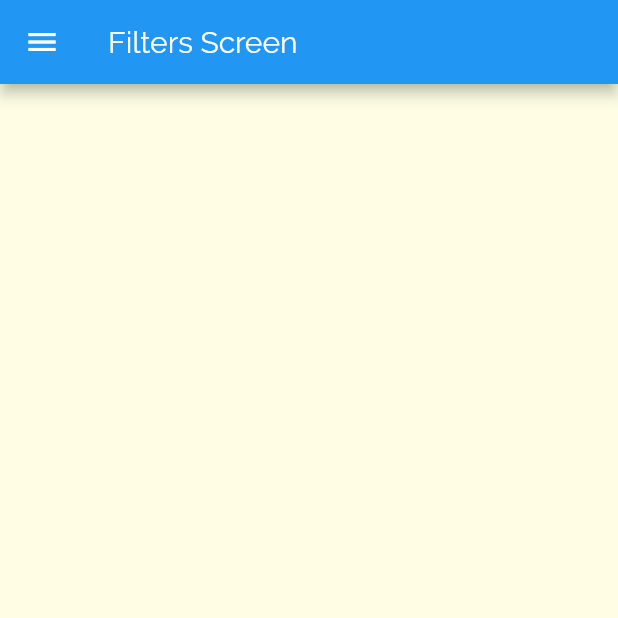
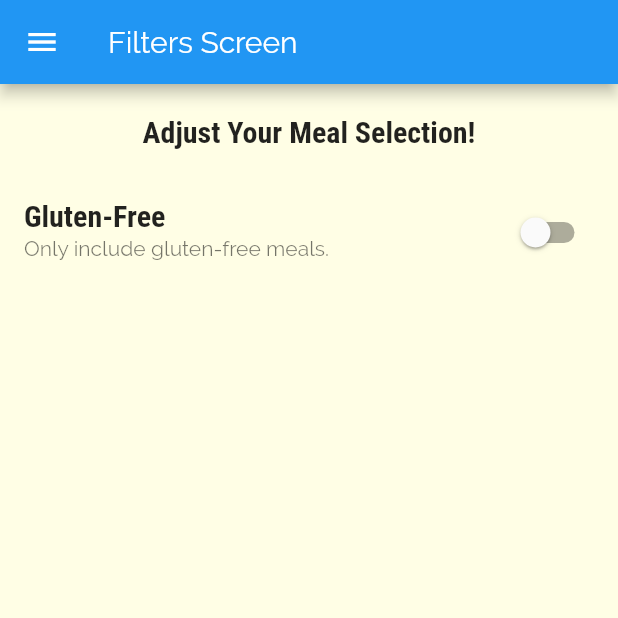
Before and after one commit to kaings-flutter/flutter_proj3, a Flutter app: the FiltersScreen screen opened by its route, on a phone screen of 412 x 824 dp, the top half of it. Run offline on Flutter 3.47's test engine with Material 2 defaults, Android fonts, the phone set to English and light mode, and no system bars.

Commit message:
added filter switches part1

```diff
--- a/lib/screens/filters_screen.dart
+++ b/lib/screens/filters_screen.dart
@@ -1,8 +1,20 @@
 import 'package:flutter/material.dart';
 import '../widgets/main_drawer.dart';
 
-class FiltersScreen extends StatelessWidget {
+class FiltersScreen extends StatefulWidget {
   static const routeName = '/filters';
+
+  @override
+  _FiltersScreenState createState() => _FiltersScreenState();
+}
+
+class _FiltersScreenState extends State<FiltersScreen> {
+  Map<String, bool> filterOptions = {
+    '_glutenFree': false,
+    '_vegetarian': false,
+    '_vegan': false,
+    '_lactoseFree': false
+  };
 
   @override
   Widget build(BuildContext context) {
@@ -11,6 +23,34 @@ class FiltersScreen extends StatelessWidget {
         title: Text('Filters Screen'),
       ),
       drawer: MainDrawer(),
+      body: Column(
+        children: [
+          Container(
+            padding: EdgeInsets.all(20),
+            child: Text(
+              'Adjust Your Meal Selection!',
+              style: Theme.of(context).textTheme.subtitle1,
+            ),
+          ),
+          // `Expanded` will take the whole remaining space
+          Expanded(
+            child: ListView(
+              children: [
+                SwitchListTile(
+                  title: Text('Gluten-Free'),
+                  subtitle: Text('Only include gluten-free meals.'),
+                  value: filterOptions['_glutenFree'],
+                  onChanged: (newValue) {
+                    setState(() {
+                      filterOptions['_glutenFree'] = newValue;
+                    });
+                  },
+                )
+              ],
+            ),
+          ),
+        ],
+      ),
     );
   }
 }
```
